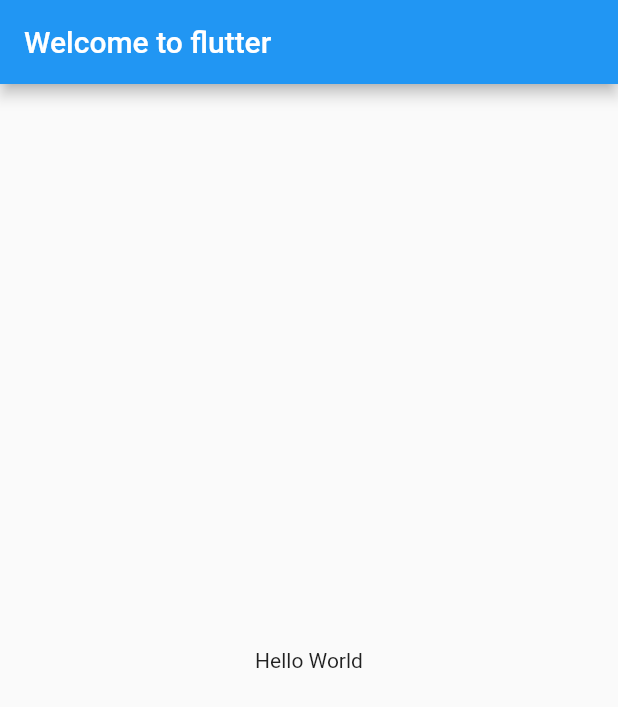
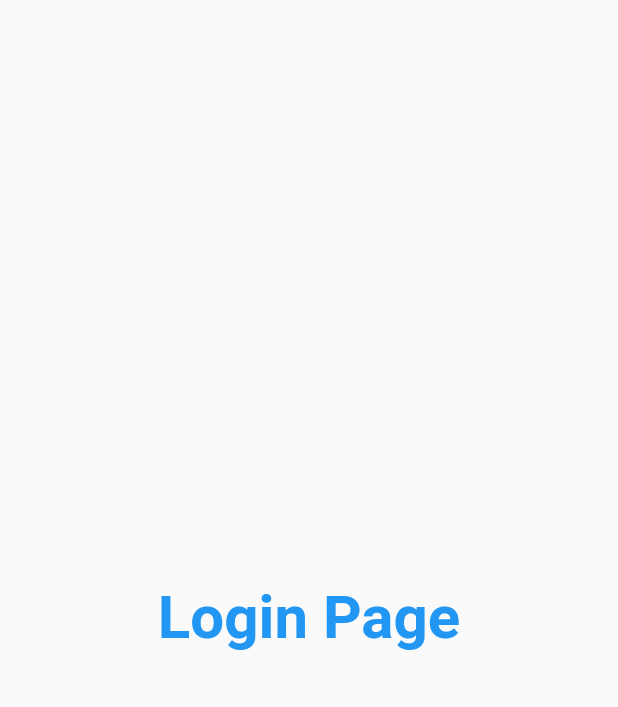
Before and after one commit to ritesh-15/flutter-tutorial, a Flutter app: the screen it shows after launch, on a phone screen of 412 x 824 dp. Shown: the top 707 px of the screen. Run offline on Flutter 3.47's test engine with Material 2 defaults, Android fonts, the phone set to English and light mode, and no system bars.

Commit message:
Learned routes, pages, theme and text styles

```diff
--- a/lib/main.dart
+++ b/lib/main.dart
@@ -1,4 +1,6 @@
 import 'package:flutter/material.dart';
+import 'package:flutter_application/pages/home_page.dart';
+import 'package:flutter_application/pages/login_page.dart';
 
 void main() {
   runApp(const MyApp());
@@ -11,12 +13,12 @@ class MyApp extends StatelessWidget {
   Widget build(BuildContext context) {
     return MaterialApp(
       title: "First App",
-      home: Scaffold(
-        appBar: AppBar(title: const Text("Welcome to flutter")),
-        body: const Center(
-          child: Text('Hello World'),
-        ),
-      ),
+      darkTheme: ThemeData(brightness: Brightness.dark),
+      themeMode: ThemeMode.light,
+      routes: {
+        "/": (context) => LoginPage(),
+        "/login": (context) => HomePage()
+      },
     );
   }
 }
--- /dev/null
+++ b/lib/pages/login_page.dart
@@ -0,0 +1,17 @@
+import 'package:flutter/material.dart';
+
+class LoginPage extends StatelessWidget {
+  const LoginPage({Key? key}) : super(key: key);
+
+  @override
+  Widget build(BuildContext context) {
+    return const Material(
+      child: Center(
+          child: Text(
+        "Login Page",
+        style: TextStyle(
+            fontSize: 40, fontWeight: FontWeight.bold, color: Colors.blue),
+      )),
+    );
+  }
+}
```
Also changed, not shown: lib/pages/home_page.dart (added, +20 -0 lines).
